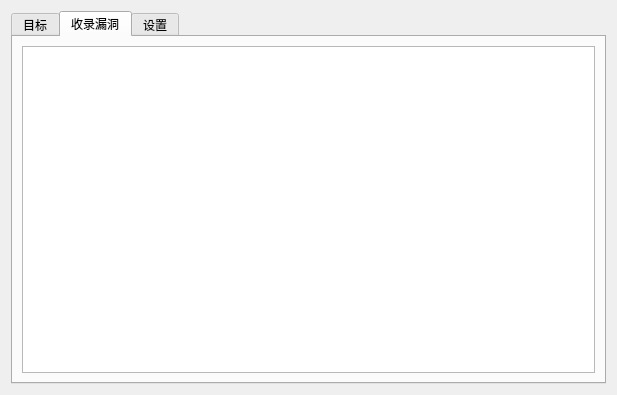
This is lib/ui/vulnscan.ui in feverGeek/vulnscan as Qt 5 draws it before an edit. The edited form follows.
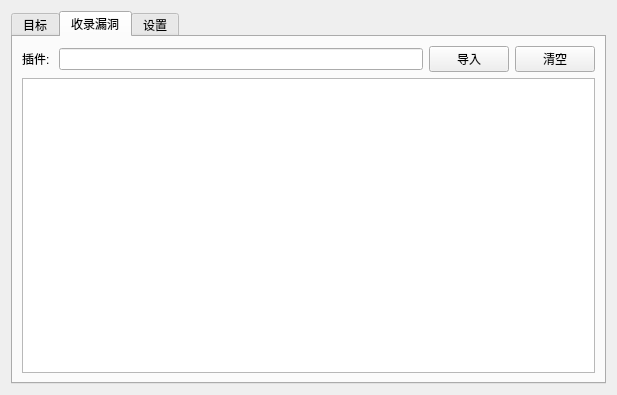
This is the edited form. The open tabs and pages were chosen to show the change.

Commit message: 修改插件导入

The edit to the form file:
```diff
--- a/lib/ui/vulnscan.ui
+++ b/lib/ui/vulnscan.ui
@@ -13,7 +13,7 @@
   <property name="windowTitle">
    <string>vulnscan</string>
   </property>
-  <layout class="QHBoxLayout" name="horizontalLayout">
+  <layout class="QHBoxLayout" name="horizontalLayout_6">
    <item>
     <widget class="QTabWidget" name="tabWidget">
      <property name="currentIndex">
@@ -114,7 +114,35 @@
       <attribute name="title">
        <string>收录漏洞</string>
       </attribute>
-      <layout class="QHBoxLayout" name="horizontalLayout_6">
+      <layout class="QVBoxLayout" name="verticalLayout_5">
+       <item>
+        <layout class="QHBoxLayout" name="horizontalLayout">
+         <item>
+          <widget class="QLabel" name="pluginsLabel">
+           <property name="text">
+            <string>插件: </string>
+           </property>
+          </widget>
+         </item>
+         <item>
+          <widget class="QLineEdit" name="pluginsLineEdit"/>
+         </item>
+         <item>
+          <widget class="QPushButton" name="importPluginPushButton">
+           <property name="text">
+            <string>导入</string>
+           </property>
+          </widget>
+         </item>
+         <item>
+          <widget class="QPushButton" name="clearPluginsPushButton">
+           <property name="text">
+            <string>清空</string>
+           </property>
+          </widget>
+         </item>
+        </layout>
+       </item>
        <item>
         <widget class="QTableWidget" name="vulnsTableWidget"/>
        </item>
```
The commit also changes 11 other files.
